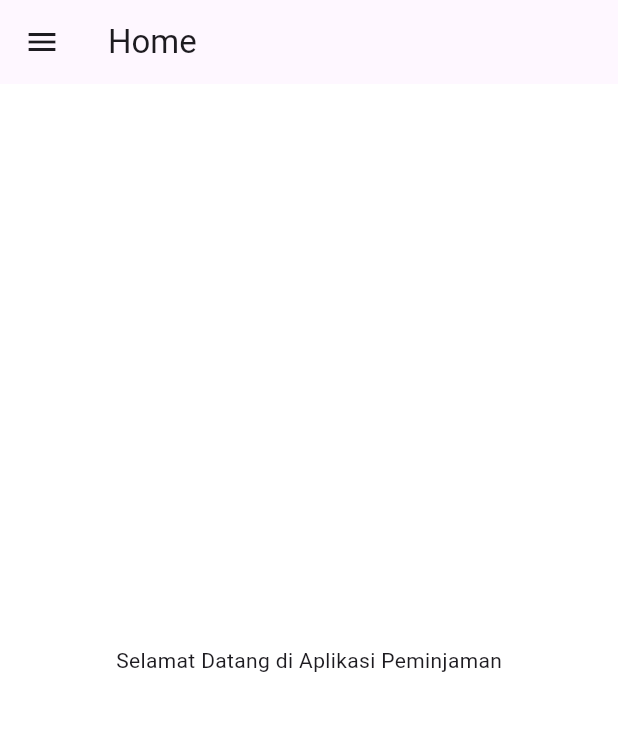
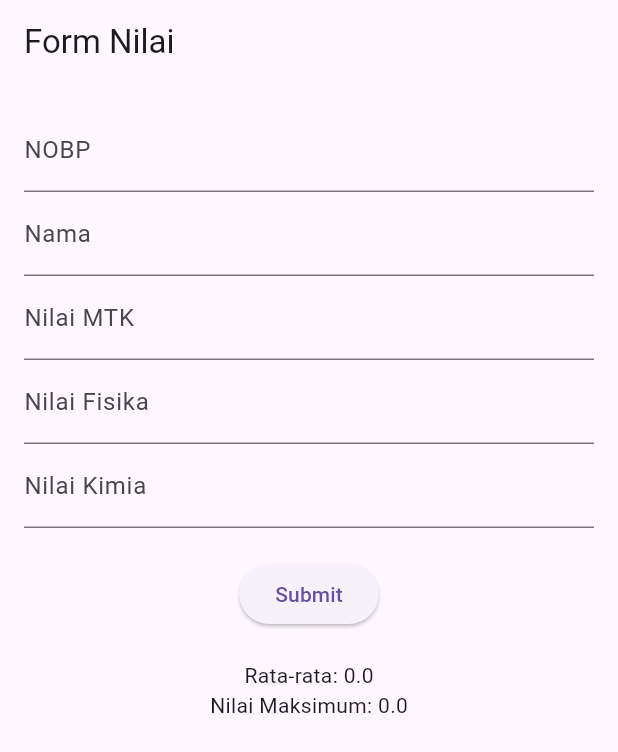
Before and after one commit to mybariq/UTS_2301082002, a Flutter app: the screen it shows after launch, on a phone screen of 412 x 824 dp. Shown: the top 752 px of the screen. Run offline on Flutter 3.47's test engine with Material 3 defaults, Android fonts, the light colour scheme and no system bars.

Commit message:
first commit

```diff
--- a/lib/main.dart
+++ b/lib/main.dart
@@ -1,200 +1,124 @@
 import 'package:flutter/material.dart';
+import 'nilai.dart';
 
 void main() {
   runApp(MyApp());
 }
 
 class MyApp extends StatelessWidget {
-  const MyApp({super.key});
-
   @override
   Widget build(BuildContext context) {
     return MaterialApp(
-      title: 'APLIKASI Peminjaman',
-      theme: ThemeData(
-        primarySwatch: Colors.blue,
-        scaffoldBackgroundColor: const Color.fromARGB(255, 255, 255, 255),
-      ),
-      home: HomeScreen(),
+      title: 'Nilai Form',
+      home: NilaiForm(),
     );
   }
 }
 
-class HomeScreen extends StatelessWidget {
-  const HomeScreen({super.key});
+class NilaiForm extends StatefulWidget {
+  @override
+  _NilaiFormState createState() => _NilaiFormState();
+}
+
+class _NilaiFormState extends State<NilaiForm> {
+  final _formKey = GlobalKey<FormState>();
+  String nobp = '';
+  String nama = '';
+  double nilaimtk = 0.0;
+  double nilaifisika = 0.0;
+  double nilaikimia = 0.0;
+  double rata2 = 0.0;
+  double max = 0.0;
+
+  void _calculateNilai() {
+    final nilai = Nilai(nobp, nama, nilaimtk, nilaifisika, nilaikimia);
+    setState(() {
+      rata2 = nilai.rata2;
+      max = nilai.max;
+    });
+  }
 
   @override
   Widget build(BuildContext context) {
     return Scaffold(
       appBar: AppBar(
-        title: const Text('Home'),
+        title: Text('Form Nilai'),
       ),
-      drawer: Drawer(
-        child: ListView(
-          padding: EdgeInsets.zero,
-          children: <Widget>[
-            const DrawerHeader(
-              decoration: BoxDecoration(color: Color.fromARGB(255, 33, 243, 65)),
-              child: Text(
-                'Menu',
-                style: TextStyle(color: Colors.white, fontSize: 24),
-              ),
-            ),
-            ListTile(
-              title: const Text('Peminjaman'),
-              onTap: () {
-                Navigator.push(
-                  context,
-                  MaterialPageRoute(builder: (context) => PeminjamanInputScreen()),
-                );
-              },
-            ),
-            ListTile(
-              title: const Text('Tentang'),
-              onTap: () {
-                Navigator.pop(context);
-              },
-            ),
-          ],
-        ),
-      ),
-      body: const Center(child: Text('Selamat Datang di Aplikasi Peminjaman')),
-    );
-  }
-}
-
-class Peminjaman {
-  final String kode;
-  final String nama;
-  final String kodePeminjaman;
-  final DateTime tanggal;
-  final String kodeNasabah;
-  final String namaNasabah;
-  final double jumlahPinjaman;
-  final int lamaPinjaman;
-  final double bunga;
-
-  Peminjaman({
-    required this.kode,
-    required this.nama,
-    required this.kodePeminjaman,
-    required this.tanggal,
-    required this.kodeNasabah,
-    required this.namaNasabah,
-    required this.jumlahPinjaman,
-    required this.lamaPinjaman,
-  }) : bunga = 12.0;
-
-  double get angsuranPokok => jumlahPinjaman / lamaPinjaman;
-
-  double get totalBunga => (jumlahPinjaman * (bunga / 100));
-
-  double get bungaPerBulan => totalBunga / lamaPinjaman;
-
-  double get angsuranPerBulan => angsuranPokok + bungaPerBulan;
-
-  double get totalHutang => jumlahPinjaman + totalBunga;
-}
-
-class PeminjamanInputScreen extends StatefulWidget {
-  const PeminjamanInputScreen({super.key});
-
-  @override
-  _PeminjamanInputScreenState createState() => _PeminjamanInputScreenState();
-}
-
-class _PeminjamanInputScreenState extends State<PeminjamanInputScreen> {
-  final TextEditingController _kodeController = TextEditingController();
-  final TextEditingController _namaController = TextEditingController();
-  final TextEditingController _kodePeminjamanController = TextEditingController();
-  final TextEditingController _kodeNasabahController = TextEditingController();
-  final TextEditingController _namaNasabahController = TextEditingController();
-  final TextEditingController _jumlahPinjamanController = TextEditingController();
-  final TextEditingController _lamaPinjamanController = TextEditingController();
-
-  void _showResult() {
-    final peminjaman = Peminjaman(
-      kode: _kodeController.text,
-      nama: _namaController.text,
-      kodePeminjaman: _kodePeminjamanController.text,
-      tanggal: DateTime.now(),
-      kodeNasabah: _kodeNasabahController.text,
-      namaNasabah: _namaNasabahController.text,
-      jumlahPinjaman: double.parse(_jumlahPinjamanController.text),
-      lamaPinjaman: int.parse(_lamaPinjamanController.text),
-    );
-
-    showDialog(
-      context: context,
-      builder: (context) => AlertDialog(
-        title: const Text('Detail Peminjaman'),
-        content: Column(
-          mainAxisSize: MainAxisSize.min,
-          crossAxisAlignment: CrossAxisAlignment.start,
-          children: [
-            Text('Jumlah Pinjaman: ${peminjaman.jumlahPinjaman.toStringAsFixed(2)}'),
-            Text('Lama Pinjaman: ${peminjaman.lamaPinjaman} bulan'),
-            Text('Bunga: ${peminjaman.bunga} %'),
-            Text('Angsuran Pokok: ${peminjaman.angsuranPokok.toStringAsFixed(2)}'),
-            Text('Bunga Per Bulan: ${peminjaman.bungaPerBulan.toStringAsFixed(2)}'),
-            Text('Angsuran Per Bulan: ${peminjaman.angsuranPerBulan.toStringAsFixed(2)}'),
-            Text('Total Hutang: ${peminjaman.totalHutang.toStringAsFixed(2)}'),
-          ],
-        ),
-        actions: [
-          TextButton(
-            child: const Text('OK'),
-            onPressed: () => Navigator.of(context).pop(),
-          ),
-        ],
-      ),
-    );
-  }
-
-  @override
-  Widget build(BuildContext context) {
-    return Scaffold(
-      appBar: AppBar(title: const Text('Input Peminjaman')),
       body: Padding(
         padding: const EdgeInsets.all(16.0),
-        child: Column(
-          children: [
-            TextField(
-              controller: _kodeController,
-              decoration: const InputDecoration(labelText: 'Kode'),
-            ),
-            TextField(
-              controller: _namaController,
-              decoration: const InputDecoration(labelText: 'Nama'),
-            ),
-            TextField(
-              controller: _kodePeminjamanController,
-              decoration: const InputDecoration(labelText: 'Kode Peminjaman'),
-            ),
-            TextField(
-              controller: _kodeNasabahController,
-              decoration: const InputDecoration(labelText: 'Kode Nasabah'),
-            ),
-            TextField(
-              controller: _namaNasabahController,
-              decoration: const InputDecoration(labelText: 'Nama Nasabah'),
-            ),
-            TextField(
-              controller: _jumlahPinjamanController,
-              decoration: const InputDecoration(labelText: 'Jumlah Pinjaman'),
-              keyboardType: TextInputType.number,
-            ),
-            TextField(
-              controller: _lamaPinjamanController,
-              decoration: const InputDecoration(labelText: 'Lama Pinjaman (bulan)'),
-              keyboardType: TextInputType.number,
-            ),
-            const SizedBox(height: 20),
-            ElevatedButton(
-              onPressed: _showResult,
-              child: const Text('Hitung'),
-            ),
-          ],
+        child: Form(
+          key: _formKey,
+          child: Column(
+            children: <Widget>[
+              TextFormField(
+                decoration: InputDecoration(labelText: 'NOBP'),
+                onChanged: (value) {
+                  setState(() {
+                    nobp = value;
+                  });
+                },
+                validator: (value) {
+                  if (value == null || value.isEmpty) {
+                    return 'Please enter NOBP';
+                  }
+                  return null;
+                },
+              ),
+              TextFormField(
+                decoration: InputDecoration(labelText: 'Nama'),
+                onChanged: (value) {
+                  setState(() {
+                    nama = value;
+                  });
+                },
+                validator: (value) {
+                  if (value == null || value.isEmpty) {
+                    return 'Please enter your name';
+                  }
+                  return null;
+                },
+              ),
+              TextFormField(
+                decoration: InputDecoration(labelText: 'Nilai MTK'),
+                keyboardType: TextInputType.number,
+                onChanged: (value) {
+                  setState(() {
+                    nilaimtk = double.tryParse(value) ?? 0.0;
+                  });
+                },
+              ),
+              TextFormField(
+                decoration: InputDecoration(labelText: 'Nilai Fisika'),
+                keyboardType: TextInputType.number,
+                onChanged: (value) {
+                  setState(() {
+                    nilaifisika = double.tryParse(value) ?? 0.0;
+                  });
+                },
+              ),
+              TextFormField(
+                decoration: InputDecoration(labelText: 'Nilai Kimia'),
+                keyboardType: TextInputType.number,
+                onChanged: (value) {
+                  setState(() {
+                    nilaikimia = double.tryParse(value) ?? 0.0;
+                  });
+                },
+              ),
+              SizedBox(height: 20),
+              ElevatedButton(
+                onPressed: () {
+                  if (_formKey.currentState!.validate()) {
+                    _calculateNilai();
+                  }
+                },
+                child: Text('Submit'),
+              ),
+              SizedBox(height: 20),
+              Text('Rata-rata: $rata2'),
+              Text('Nilai Maksimum: $max'),
+            ],
+          ),
         ),
       ),
     );
--- /dev/null
+++ b/lib/nilai.dart
@@ -0,0 +1,22 @@
+class Nilai {
+  String nobp;
+  String nama;
+  double nilaimtk;
+  double nilaifisika;
+  double nilaikimia;
+  late double rata2;
+  late double max;
+
+  Nilai(this.nobp, this.nama, this.nilaimtk, this.nilaifisika, this.nilaikimia) {
+    rata2 = calculateAverage();
+    max = findMax();
+  }
+
+  double calculateAverage() {
+    return (nilaimtk + nilaifisika + nilaikimia) / 3;
+  }
+
+  double findMax() {
+    return [nilaimtk, nilaifisika, nilaikimia].reduce((a, b) => a > b ? a : b);
+  }
+}
```
Also changed, not shown: lib/mainvefvb.dart (added, +202 -0 lines), lib/form.dart (added), 1 other file.
